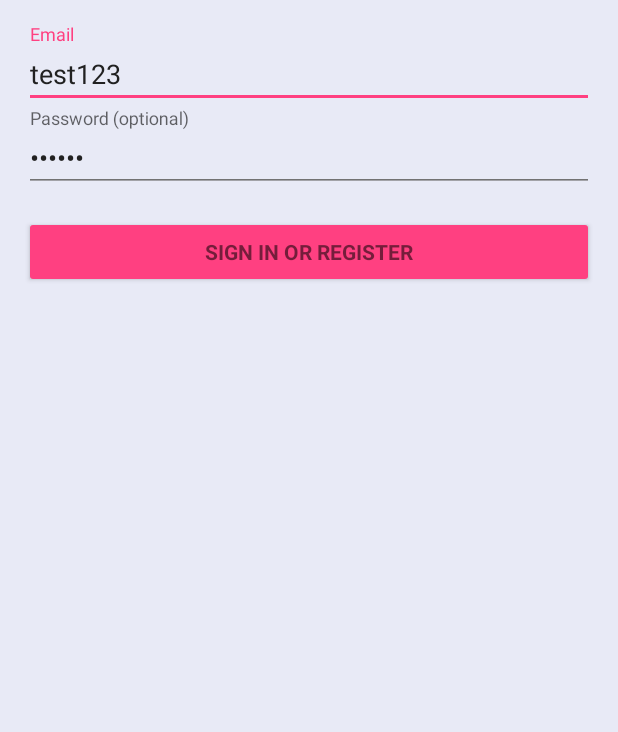
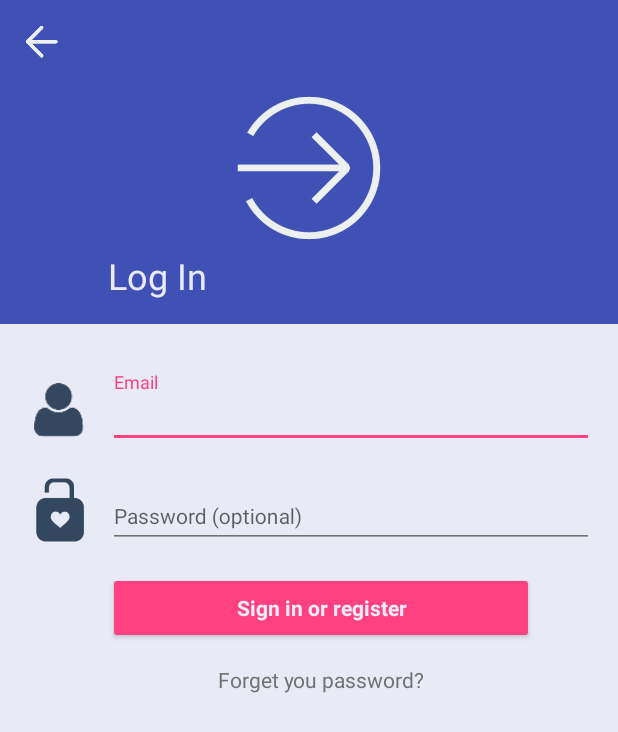
Before and after one commit to yuhanghate/FluxDemo, an Android app: the LoginActivity screen opened directly, with no data from a screen before it, on a phone screen of 412 x 824 dp. Shown: the top 732 px of the screen. Run offline under Robolectric (Android 15) with nearby library versions, the phone set to English and light mode, and no system bars; our stand-ins replace ButterKnife, Dagger/Hilt's generated code; libraries missing offline, so code that uses them is left out: de.greenrobot.dao, rx.android.schedulers, rx.schedulers, rx.subscriptions; 5 statements that could not run were skipped.

Commit message:
[Add File]1.增加登陆，注册界面

```diff
--- a/app/src/main/java/flux/lastbus/com/easysobuy/ui/activity/LoginActivity.java
+++ b/app/src/main/java/flux/lastbus/com/easysobuy/ui/activity/LoginActivity.java
@@ -8,6 +8,7 @@ import android.content.Intent;
 import android.os.Build;
 import android.os.Bundle;
 import android.support.design.widget.Snackbar;
+import android.support.v7.widget.Toolbar;
 import android.view.View;
 import android.view.inputmethod.EditorInfo;
 import android.widget.AutoCompleteTextView;
@@ -53,10 +54,15 @@ public class LoginActivity extends BaseActivity {
     EditText mPasswordView;
     @BindView(R.id.login_form)
     ScrollView mLoginFormView;
-    @BindView(R.id.email_sign_in_button)
+    @BindView(R.id.loginButton)
     Button emailSignInButton;
     @BindView(R.id.email_login_form)
     LinearLayout emailLoginForm;
+    @BindView(R.id.toolbarView)
+    Toolbar toolbarView;
+
+    @BindView(R.id.forgetPasswordButton)
+    Button forgetPasswordButton;
     /**
      * Keep track of the login task to ensure we can cancel it if requested.
      */
@@ -91,8 +97,11 @@ public class LoginActivity extends BaseActivity {
     protected void onCreate(Bundle savedInstanceState) {
         super.onCreate(savedInstanceState);
 
+        initView();
+
         //注销登陆用户
         getApp().releseUserComponent();
+
 
         mPasswordView.setOnEditorActionListener((textView, id, keyEvent) -> {
             if (id == R.id.login || id == EditorInfo.IME_NULL) {
@@ -100,6 +109,14 @@ public class LoginActivity extends BaseActivity {
             }
             return false;
         });
+    }
+
+    /**
+     * 初始化View
+     */
+    public void initView() {
+        setSupportActionBar(toolbarView);
+        toolbarView.setNavigationOnClickListener(v -> finish());
     }
 
 
@@ -179,12 +196,18 @@ public class LoginActivity extends BaseActivity {
         }
     }
 
-    @OnClick(R.id.email_sign_in_button)
-    public void onClick() {
-        String name = mEmailView.getText().toString();
-        String password = mPasswordView.getText().toString();
-        mUserActionCreator.login(name, password);
+
+    @OnClick({R.id.loginButton, R.id.forgetPasswordButton})
+    public void onClick(View view) {
+        switch (view.getId()) {
+            case R.id.loginButton:
+                String name = mEmailView.getText().toString();
+                String password = mPasswordView.getText().toString();
+                mUserActionCreator.login(name, password);
+                break;
+            case R.id.forgetPasswordButton:
+                Snackbar.make(mLoginFormView,"忘记密码", Snackbar.LENGTH_LONG).show();
+                break;
+        }
     }
-
-
 }
--- a/app/src/main/res/layout/activity_login.xml
+++ b/app/src/main/res/layout/activity_login.xml
@@ -1,14 +1,11 @@
 <LinearLayout xmlns:android="http://schemas.android.com/apk/res/android"
     xmlns:tools="http://schemas.android.com/tools"
+    xmlns:app="http://schemas.android.com/apk/res-auto"
     android:layout_width="match_parent"
     android:layout_height="match_parent"
+    android:fitsSystemWindows="true"
     android:gravity="center_horizontal"
     android:orientation="vertical"
-    android:paddingBottom="@dimen/activity_vertical_margin"
-    android:paddingLeft="@dimen/activity_horizontal_margin"
-    android:paddingRight="@dimen/activity_horizontal_margin"
-    android:paddingTop="@dimen/activity_vertical_margin"
-    android:fitsSystemWindows="true"
     tools:context="flux.lastbus.com.easysobuy.ui.activity.LoginActivity">
 
     <!-- Login progress -->
@@ -19,6 +16,16 @@
         android:layout_height="wrap_content"
         android:layout_marginBottom="8dp"
         android:visibility="gone" />
+
+    <android.support.v7.widget.Toolbar
+        android:id="@+id/toolbarView"
+        android:layout_width="match_parent"
+        android:layout_height="?attr/actionBarSize"
+        android:theme="@style/ThemeOverlay.AppCompat.Dark.ActionBar"
+        android:background="?attr/colorPrimary"
+        app:layout_scrollFlags="scroll|enterAlways"
+        app:navigationIcon="@mipmap/back"
+        app:popupTheme="@style/ThemeOverlay.AppCompat.Light"/>
 
     <ScrollView
         android:id="@+id/login_form"
@@ -31,9 +38,55 @@
             android:layout_height="wrap_content"
             android:orientation="vertical">
 
+
+
+
+            <RelativeLayout
+                android:layout_width="match_parent"
+                android:layout_height="160dp"
+                android:background="@color/color_500"
+                android:orientation="vertical">
+
+                <ImageView
+                    android:layout_width="112dp"
+                    android:layout_height="112dp"
+                    android:layout_centerHorizontal="true"
+                    android:src="@drawable/login" />
+
+                <TextView
+                    android:layout_width="wrap_content"
+                    android:layout_height="wrap_content"
+                    android:layout_alignParentBottom="true"
+                    android:layout_marginBottom="16dp"
+                    android:layout_marginLeft="72dp"
+                    android:text="Log In"
+                    android:textAppearance="@style/TextAppearance.AppCompat.Headline"
+                    android:textColor="@color/color_50" />
+            </RelativeLayout>
+
+            <LinearLayout
+                android:layout_width="match_parent"
+                android:layout_height="wrap_content"
+                android:layout_marginTop="32dp"
+                android:orientation="vertical">
+
+                <RelativeLayout
+                    android:layout_width="match_parent"
+                    android:layout_height="wrap_content"
+                    android:layout_marginRight="16dp">
+
+                    <ImageView
+                        android:layout_width="48dp"
+                        android:layout_height="48dp"
+                        android:layout_centerVertical="true"
+                        android:layout_marginLeft="16dp"
+                        android:src="@mipmap/username" />
+
                     <android.support.design.widget.TextInputLayout
                         android:layout_width="match_parent"
-                android:layout_height="wrap_content">
+                        android:layout_height="wrap_content"
+                        android:layout_centerVertical="true"
+                        android:layout_marginLeft="72dp">
 
                         <AutoCompleteTextView
                             android:id="@+id/email"
@@ -41,40 +94,77 @@
                             android:layout_height="wrap_content"
                             android:hint="@string/prompt_email"
                             android:inputType="textEmailAddress"
+                            android:textAppearance="@style/TextAppearance.AppCompat.Body1"
                             android:maxLines="1"
-                    android:text="test123"
                             android:singleLine="true" />
 
                     </android.support.design.widget.TextInputLayout>
+                </RelativeLayout>
+
+
+                <RelativeLayout
+                    android:layout_width="match_parent"
+                    android:layout_height="wrap_content"
+                    android:layout_marginTop="16dp"
+                    android:layout_marginRight="16dp">
+
+                    <ImageView
+                        android:layout_width="48dp"
+                        android:layout_height="48dp"
+                        android:layout_centerVertical="true"
+                        android:layout_marginLeft="16dp"
+                        android:src="@drawable/password" />
 
                     <android.support.design.widget.TextInputLayout
                         android:layout_width="match_parent"
-                android:layout_height="wrap_content">
+                        android:layout_height="wrap_content"
+                        android:layout_centerVertical="true"
+                        android:layout_marginLeft="72dp">
 
                         <EditText
                             android:id="@+id/password"
                             android:layout_width="match_parent"
                             android:layout_height="wrap_content"
                             android:hint="@string/prompt_password"
+                            android:textAppearance="@style/TextAppearance.AppCompat.Body1"
                             android:imeActionId="@+id/login"
                             android:imeActionLabel="@string/action_sign_in_short"
                             android:imeOptions="actionUnspecified"
                             android:inputType="textPassword"
                             android:maxLines="1"
-                    android:text="123456"
-                    android:singleLine="true" />
+                            android:singleLine="true"/>
 
                     </android.support.design.widget.TextInputLayout>
+                </RelativeLayout>
+
 
                 <Button
-                android:id="@+id/email_sign_in_button"
+                    android:id="@+id/loginButton"
                     style="?android:textAppearanceSmall"
                     android:layout_width="match_parent"
                     android:layout_height="wrap_content"
                     android:layout_marginTop="16dp"
+                    android:layout_marginLeft="72dp"
+                    android:layout_marginRight="56dp"
+                    android:textAllCaps="false"
+                    android:textColor="@color/color_50"
                     android:text="@string/action_sign_in"
                     android:textStyle="bold" />
 
+                <Button
+                    android:id="@+id/forgetPasswordButton"
+                    android:layout_width="match_parent"
+                    android:layout_height="wrap_content"
+                    style="?android:textAppearanceSmall"
+                    android:background="@null"
+                    android:textAllCaps="false"
+                    android:textColor="@color/secondary_text"
+                    android:textAppearance="@style/TextAppearance.AppCompat.Button"
+                    android:text="Forget you password?"
+                    android:layout_marginLeft="72dp"
+                    android:layout_marginRight="56dp"/>
+
+            </LinearLayout>
         </LinearLayout>
     </ScrollView>
 </LinearLayout>
```
Also changed, not shown: app/src/main/AndroidManifest.xml (+11 -6 lines), app/src/main/java/flux/lastbus/com/easysobuy/ui/activity/GuidePageActivity.java (added, +74 -0 lines), app/src/main/java/flux/lastbus/com/easysobuy/ui/activity/HomeActivity.java (+20 -1 lines), app/src/main/java/flux/lastbus/com/easysobuy/ui/activity/RegisterActivity.java (added, +79 -0 lines), app/src/main/res/layout/activity_guide_page.xml (added, +78 -0 lines), app/src/main/res/layout/activity_register.xml (added, +107 -0 lines), app/src/main/res/drawable/back.png (added), app/src/main/res/drawable/login.png (added), app/src/main/res/drawable/login_icon.png (added), app/src/main/res/drawable/password.png (added), app/src/main/res/drawable/username.png (added), app/src/main/res/mipmap-xxhdpi/back.png (added), app/src/main/res/mipmap-xxhdpi/username.png (added). Lines whose indentation alone changed are shown as unchanged.
